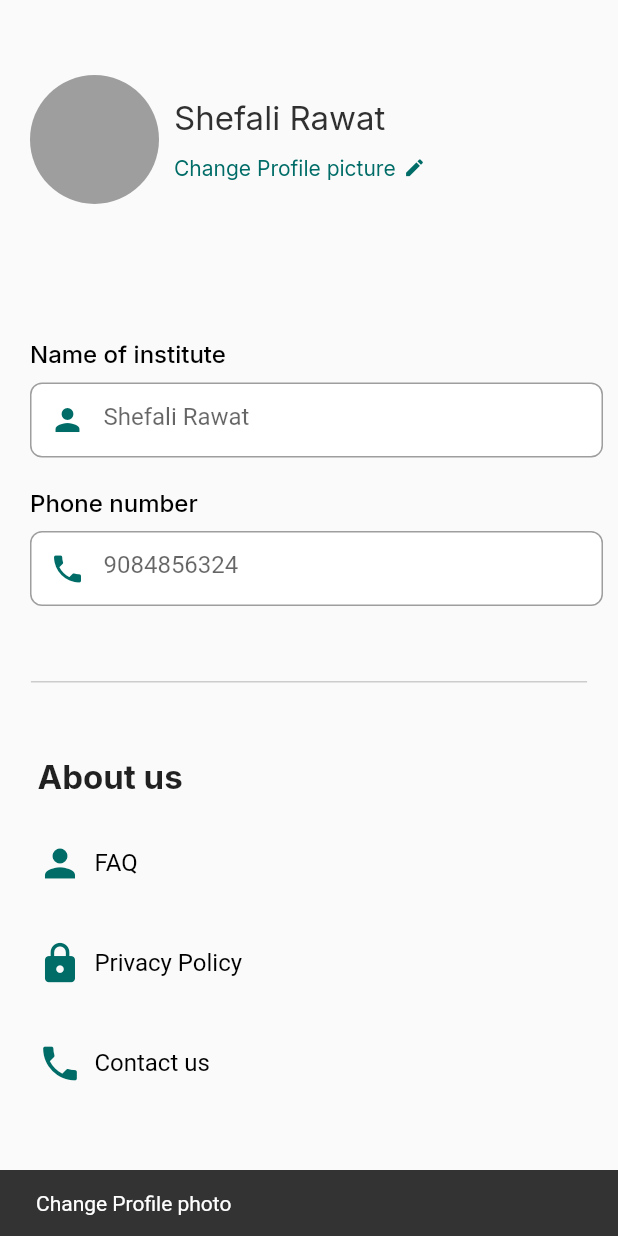
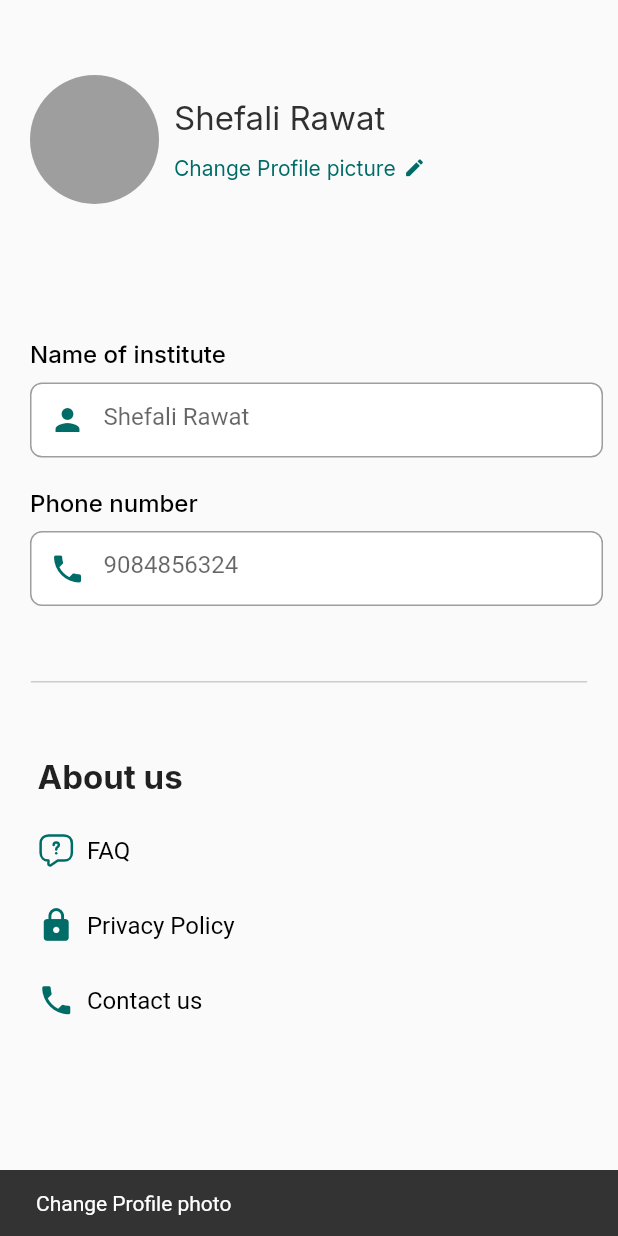
Before and after one commit to feesbookapp/feesbookapp, a Flutter app: the Profile screen opened directly, after a tap on "Change Profile picture", on a phone screen of 412 x 824 dp. Run offline on Flutter 3.47's test engine with Material 2 defaults, Android fonts, the phone set to English and light mode, and no system bars; our stand-ins replace bottom_navy_bar, cloud_firestore, firebase_auth, firebase_core, flutter_spinkit, flutter_svg and 4 more; accounts and stored records are empty; statements that could not run were skipped.

Commit message:
feedback repairing #3

```diff
--- a/lib/bottomsheet/profile.dart
+++ b/lib/bottomsheet/profile.dart
@@ -1,5 +1,6 @@
 import 'package:flutter/material.dart';
 import 'package:flutter/services.dart';
+import 'package:flutter_svg/flutter_svg.dart';
 import 'package:google_fonts/google_fonts.dart';
 import 'package:pinput/pinput.dart';
 
@@ -276,19 +277,21 @@ class _ProfileState extends State<Profile> {
 
                 //About us 3 sections
                 Container(
-                  height: 200,
+                  height: 150,
                   child: Column(
                     mainAxisAlignment: MainAxisAlignment.spaceAround,
-                    crossAxisAlignment: CrossAxisAlignment.start,
+                    crossAxisAlignment: CrossAxisAlignment.center,
                     children: [
                       //FAQ
                       GestureDetector(
                         child: Row(
+                          mainAxisAlignment: MainAxisAlignment.start,
+                          crossAxisAlignment: CrossAxisAlignment.center,
                           children: [
-                            Icon(
-                              Icons.person,
-                              size: 30,
-                              color: Color(0xff006C67),
+                            SvgPicture.asset(
+                              'assets/faq.svg',
+                              height: 25,
+                              width: 25,
                             ),
                             Text(
                               '  FAQ',
@@ -297,17 +300,22 @@ class _ProfileState extends State<Profile> {
                             )
                           ],
                         ),
-                        onTap: () => ScaffoldMessenger.of(context)
-                            .showSnackBar(SnackBar(content: Text('FAQ'))),
+                        onTap: () =>
+                            ScaffoldMessenger.of(context).showSnackBar(SnackBar(
+                          content: Text('FAQ'),
+                          duration: Duration(microseconds: 200),
+                        )),
                       ),
 
                       //Privacy Policy
                       GestureDetector(
                         child: Row(
+                          mainAxisAlignment: MainAxisAlignment.start,
+                          crossAxisAlignment: CrossAxisAlignment.center,
                           children: [
                             Icon(
                               Icons.lock,
-                              size: 30,
+                              size: 25,
                               color: Color(0xff006C67),
                             ),
                             Text(
@@ -318,16 +326,20 @@ class _ProfileState extends State<Profile> {
                           ],
                         ),
                         onTap: () => ScaffoldMessenger.of(context).showSnackBar(
-                            SnackBar(content: Text('Privacy Policy'))),
+                            SnackBar(
+                                content: Text('Privacy Policy'),
+                                duration: Duration(microseconds: 200))),
                       ),
 
                       //Contact us
                       GestureDetector(
                         child: Row(
+                          mainAxisAlignment: MainAxisAlignment.start,
+                          crossAxisAlignment: CrossAxisAlignment.center,
                           children: [
                             Icon(
                               Icons.phone,
-                              size: 30,
+                              size: 25,
                               color: Color(0xff006C67),
                             ),
                             Text(
@@ -338,7 +350,9 @@ class _ProfileState extends State<Profile> {
                           ],
                         ),
                         onTap: () => ScaffoldMessenger.of(context).showSnackBar(
-                            SnackBar(content: Text('Contact us'))),
+                            SnackBar(
+                                content: Text('Contact us'),
+                                duration: Duration(microseconds: 200))),
                       ),
                     ],
                   ),
--- a/lib/home.dart/login_screen.dart
+++ b/lib/home.dart/login_screen.dart
@@ -116,7 +116,7 @@ class _LoginScreenState extends State<LoginScreen> {
           margin: EdgeInsets.all(25),
           child: ElevatedButton(
             onPressed: () {
-              //if empty
+              //if less than 10 digits
               if (phoneNumber.length < 10) {
                 ScaffoldMessenger.of(context).showSnackBar(
                     SnackBar(content: Text('Phone number not correct')));
--- a/lib/main.dart
+++ b/lib/main.dart
@@ -105,7 +105,7 @@ class _MyAppState extends State<MyApp> {
                                 return Bottompage();
                               }
                               log('Has no data');
-                              return Signin();
+                              return Homepage();
                             }
                           },
                         );
--- a/pubspec.yaml
+++ b/pubspec.yaml
@@ -81,7 +81,6 @@ flutter:
   # To add assets to your application, add an assets section, like this:
   assets:
    - assets/
-   - assets/onboarding.png
 
   # An image asset can refer to one or more resolution-specific "variants", see
   # https://flutter.dev/assets-and-images/#resolution-aware
```
Also changed, not shown: lib/home.dart/otp_screen.dart (+63 -2 lines), assets/classes_bnb_clicked.svg (added), assets/classes_bnb_default.svg (added), assets/dashboard_bnb_clicked.svg (added), assets/dashboard_bnb_default.svg (added), assets/profile.svg (deleted), assets/profile_bnb_clicked.svg (added), assets/profile_bnb_default.svg (added), lib/bottomsheet/homepage.dart (line endings or trailing spaces).
